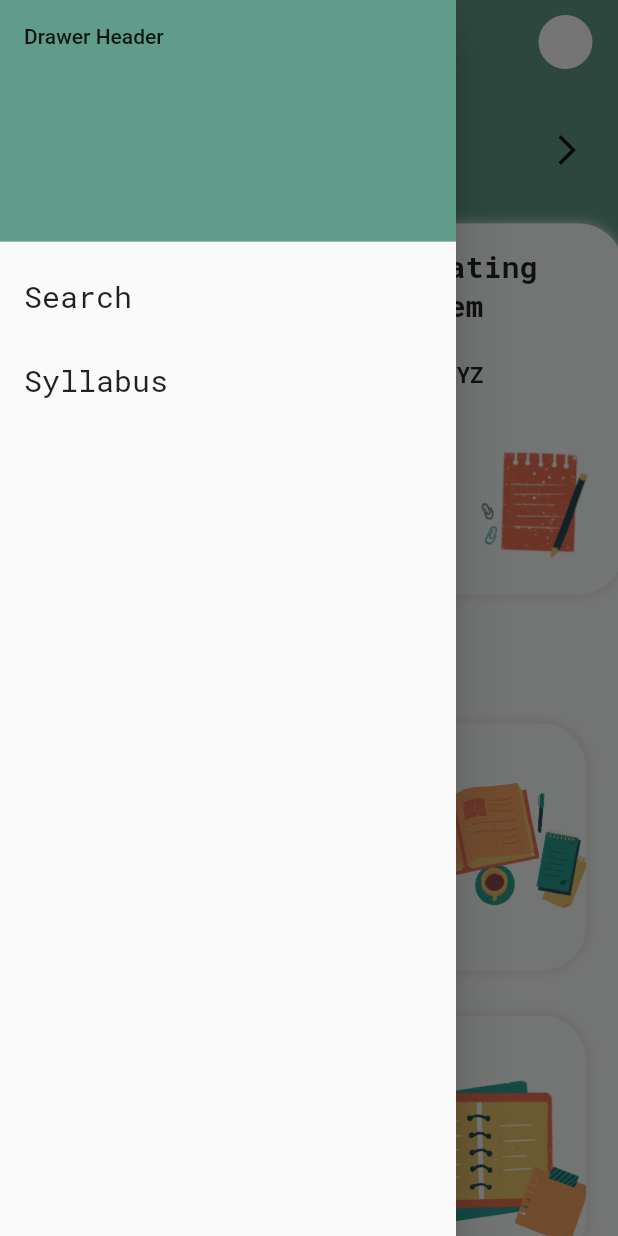
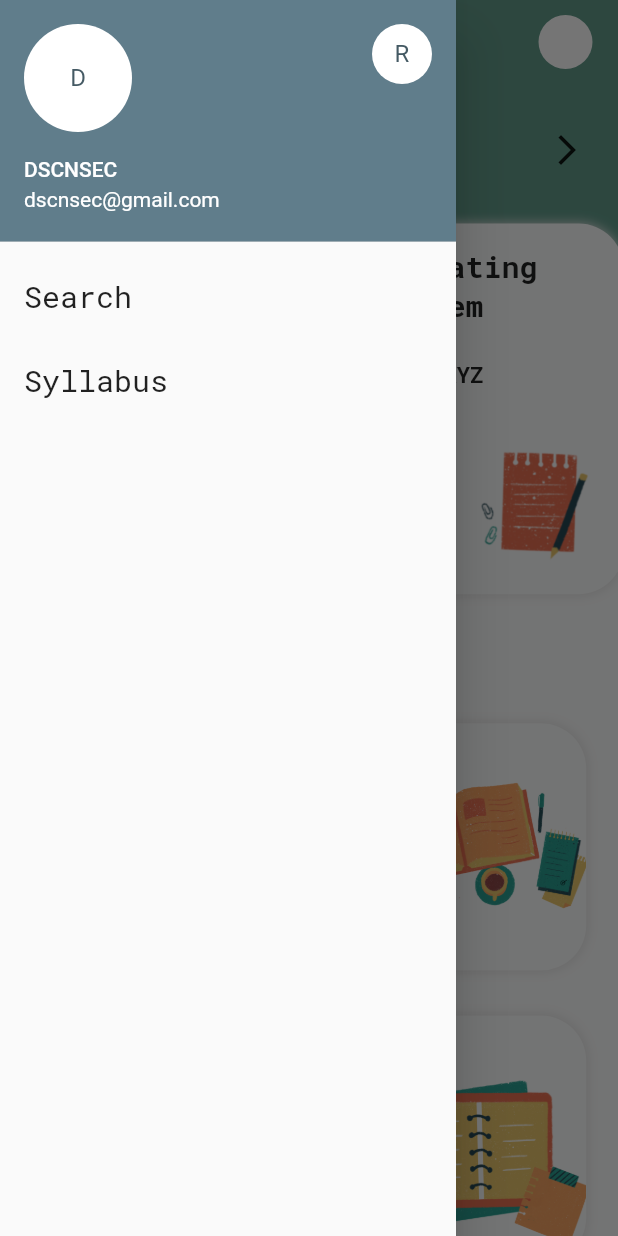
Before and after one commit to dscnsec/noted-App, a Flutter app: the HomePage screen opened directly, with the side drawer open, on a phone screen of 412 x 824 dp. Run offline on Flutter 3.47's test engine with Material 2 defaults, Android fonts, the phone set to English and light mode, and no system bars; our stand-ins replace font_awesome_flutter, page_transition, slider_button, timeline_tile.

Commit message:
added drawer header

```diff
--- a/lib/home_page.dart
+++ b/lib/home_page.dart
@@ -45,11 +45,19 @@ class _HomePageState extends State<HomePage> {
               // Important: Remove any padding from the ListView.
               padding: EdgeInsets.zero,
               children: <Widget>[
-                DrawerHeader(
-                  child: Text('Drawer Header'),
-                  decoration: BoxDecoration(
-                    color: Color(0xFF619b8a),
+                new UserAccountsDrawerHeader(accountName: new Text("DSCNSEC"),
+                  accountEmail: new Text("dscnsec@gmail.com"),
+                  currentAccountPicture: new CircleAvatar(
+                    backgroundColor:  Colors.white,
+                    child: new Text("D"),
                   ),
+                  otherAccountsPictures: <Widget>[
+                    new CircleAvatar(
+                      backgroundColor:  Colors.white,
+                      child: new Text("R"),
+                    )
+                  ],
+
                 ),
                 ListTile(
                   title: Text(
--- a/lib/main.dart
+++ b/lib/main.dart
@@ -16,7 +16,7 @@ class MyApp extends StatelessWidget {
       debugShowCheckedModeBanner: false,
       home: MyHomePage(title: 'noted Home Page'),
       theme: ThemeData(
-        primarySwatch: Colors.indigo,
+        primarySwatch: Colors.blueGrey,
       ),
     );
   }
```
Also changed, not shown: pubspec.lock.
